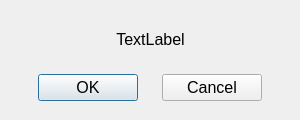
sc0000/hfmdd-video-system, file src/ok-cancel-dialog.ui: the form before one commit.
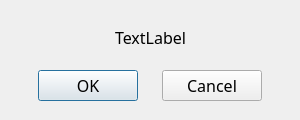
The form after the commit.

The edit to the form file:
```diff
--- a/src/ok-cancel-dialog.ui
+++ b/src/ok-cancel-dialog.ui
@@ -18,6 +18,7 @@
   </property>
   <property name="font">
    <font>
+    <family>DaxOT</family>
     <pointsize>12</pointsize>
    </font>
   </property>
```
